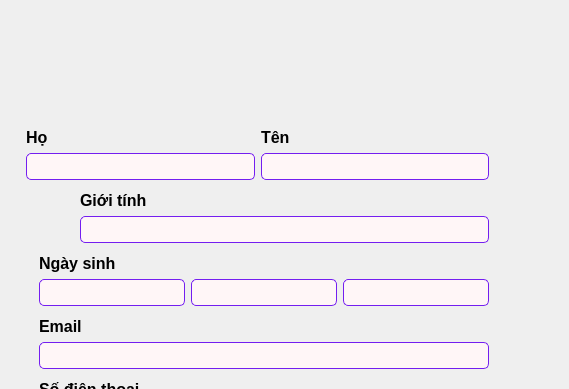
Above: mainWindow/profile.ui from tapkichvuong/CT182_project before the change; both pictures show x 262 to 831 and y 0 to 389 of the 1039 by 790 pixel window. Below: the same form after it.
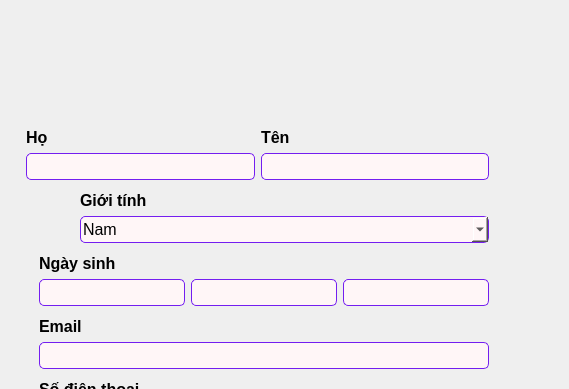
That is the form after the change. Icons and pictures are not drawn.

Commit message: Thêm xử lí sửa profile

The edit to the form file:
```diff
--- a/mainWindow/profile.ui
+++ b/mainWindow/profile.ui
@@ -510,24 +510,6 @@
    </item>
    <item row="7" column="1">
     <layout class="QGridLayout" name="gridLayout_4">
-     <item row="2" column="1">
-      <widget class="QLineEdit" name="lineEdit_gender">
-       <property name="font">
-        <font>
-         <pointsize>12</pointsize>
-         <weight>50</weight>
-         <bold>false</bold>
-        </font>
-       </property>
-       <property name="styleSheet">
-        <string notr="true">background-color: rgb(255, 246, 247);
-border: 1px solid rgb(116, 30, 240);
-border-radius: 5px;
-padding: 2px;
-</string>
-       </property>
-      </widget>
-     </item>
      <item row="1" column="0" rowspan="2">
       <widget class="QLabel" name="label">
        <property name="minimumSize">
@@ -564,6 +546,37 @@
        </property>
       </widget>
      </item>
+     <item row="2" column="1">
+      <widget class="QComboBox" name="comboBox">
+       <property name="font">
+        <font>
+         <pointsize>12</pointsize>
+        </font>
+       </property>
+       <property name="styleSheet">
+        <string notr="true">background-color: rgb(255, 246, 247);
+border: 1px solid rgb(116, 30, 240);
+border-radius: 5px;
+padding: 2px;
+</string>
+       </property>
+       <item>
+        <property name="text">
+         <string>Nam</string>
+        </property>
+       </item>
+       <item>
+        <property name="text">
+         <string>Nữ</string>
+        </property>
+       </item>
+       <item>
+        <property name="text">
+         <string>Khác</string>
+        </property>
+       </item>
+      </widget>
+     </item>
     </layout>
    </item>
    <item row="18" column="1">
```
The commit also changes 6 other files.
